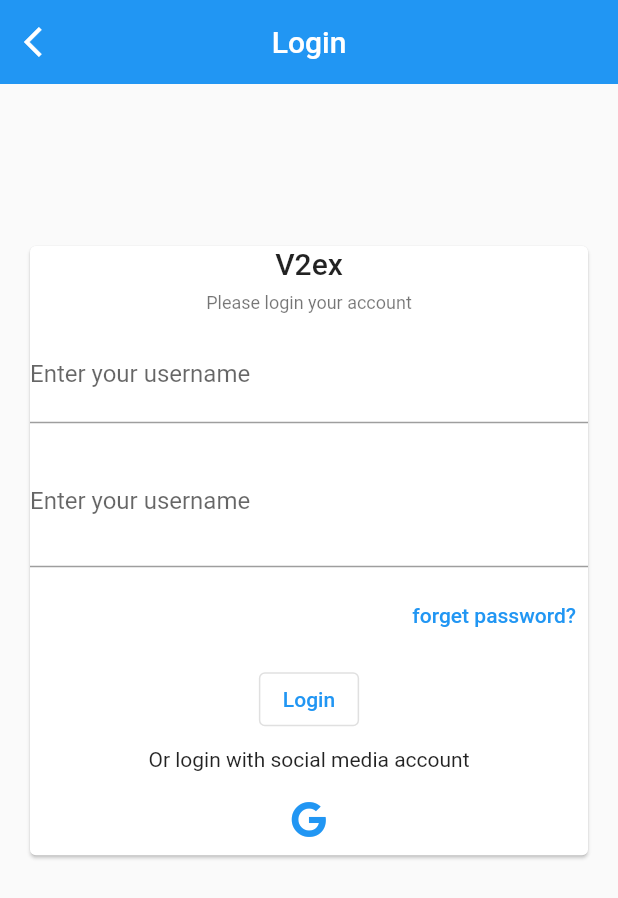
After one commit to rwecho/mosh, a Flutter app: the _LoginView screen opened directly, on a phone screen of 412 x 824 dp. The commit adds this screen. Shown: the top 898 px of the screen. Run offline on Flutter 3.47's test engine with Material 2 defaults, Android fonts, the phone set to English and light mode, and no system bars; our stand-ins replace bloc, cached_network_image, equatable, faker, flex_color_scheme, flutter_bloc and 8 more; missing offline and left inert: flutter_services_binding; accounts and stored records are empty; generated files the repository leaves out were written again.

Commit message:
add login page

```diff
--- a/lib/app/app.dart
+++ b/lib/app/app.dart
@@ -1,7 +1,7 @@
 import 'package:flex_color_scheme/flex_color_scheme.dart';
 import 'package:flutter/material.dart';
 import 'package:flutter_bloc/flutter_bloc.dart';
-import 'package:mosh/features/features.dart';
+import 'package:mosh/features/v2ex_feature/login/login.dart';
 import 'package:mosh/l10n/l10n.dart';
 import 'package:todos_repository/todos_repository.dart';
 import 'package:v2ex_api_abstractions/v2ex_api_abstractions.dart';
@@ -58,7 +58,7 @@ class AppView extends StatelessWidget {
       themeMode: ThemeMode.system,
       localizationsDelegates: AppLocalizations.localizationsDelegates,
       supportedLocales: AppLocalizations.supportedLocales,
-      home: const HomePage(),
+      home: const LoginPage(),
     );
   }
 }
--- /dev/null
+++ b/lib/features/v2ex_feature/login/login.dart
@@ -0,0 +1 @@
+export 'view/login_page.dart';
--- /dev/null
+++ b/lib/features/v2ex_feature/login/view/login_page.dart
@@ -0,0 +1,62 @@
+import 'package:flutter/material.dart';
+import 'package:flutter_bloc/flutter_bloc.dart';
+import 'package:mosh/features/v2ex_feature/login/widgets/login_form.dart';
+
+import '../cubit/login_cubit.dart';
+
+class LoginPage extends StatelessWidget {
+  const LoginPage({Key? key}) : super(key: key);
+
+  static Route<void> route() {
+    return MaterialPageRoute(
+        fullscreenDialog: false,
+        builder: (context) => BlocProvider(
+            create: (context) => LoginCubit(), child: const LoginPage()));
+  }
+
+  @override
+  Widget build(BuildContext context) {
+    return _LoginView();
+  }
+}
+
+class _LoginView extends StatelessWidget {
+  @override
+  Widget build(BuildContext context) {
+    return Scaffold(
+      appBar: AppBar(
+        elevation: 0.0,
+        centerTitle: true,
+        title: const Text("Login"),
+        leading: IconButton(
+          onPressed: () {
+            Navigator.pop(context);
+          },
+          icon: const Icon(
+            Icons.arrow_back_ios,
+          ),
+        ),
+      ),
+      body: Center(
+        child: Container(
+          constraints: BoxConstraints.loose(Size.fromHeight(60.0)),
+          child: Stack(
+            fit: StackFit.loose,
+            clipBehavior: Clip.none,
+            alignment: Alignment.topCenter,
+            children: const [
+              Positioned(
+                left: 16,
+                right: 16,
+                top: -250,
+                child: Card(
+                  child: LoginForm(),
+                ),
+              ),
+            ],
+          ),
+        ),
+      ),
+    );
+  }
+}
--- /dev/null
+++ b/lib/features/v2ex_feature/login/widgets/login_form.dart
@@ -0,0 +1,87 @@
+import 'package:flutter/material.dart';
+import 'package:font_awesome_flutter/font_awesome_flutter.dart';
+
+class LoginForm extends StatelessWidget {
+  const LoginForm({Key? key}) : super(key: key);
+
+  @override
+  Widget build(BuildContext context) {
+    final theme = Theme.of(context);
+    return Column(
+      children: [
+        Text(
+          "V2ex",
+          style: theme.textTheme.titleLarge,
+        ),
+        const SizedBox(
+          height: 8.0,
+        ),
+        Text(
+          "Please login your account",
+          style: theme.textTheme.caption,
+        ),
+        const SizedBox(
+          height: 8.0,
+        ),
+        TextFormField(
+          decoration: const InputDecoration(
+            suffix: const Icon(FontAwesomeIcons.envelope),
+            border: UnderlineInputBorder(),
+            labelText: 'Enter your username',
+          ),
+        ),
+        const SizedBox(
+          height: 8.0,
+        ),
+        TextFormField(
+          obscureText: true,
+          decoration: InputDecoration(
+            border: const UnderlineInputBorder(),
+            suffix: IconButton(
+              onPressed: () {},
+              icon: const Icon(
+                FontAwesomeIcons.eyeSlash,
+              ),
+            ),
+            labelText: 'Enter your username',
+          ),
+        ),
+        const SizedBox(
+          height: 8.0,
+        ),
+        Row(
+          mainAxisAlignment: MainAxisAlignment.end,
+          children: [
+            TextButton(
+              onPressed: () {},
+              child: Text("forget password?"),
+            )
+          ],
+        ),
+        const SizedBox(
+          height: 8.0,
+        ),
+        OutlinedButton(
+          onPressed: () {},
+          child: Text("Login"),
+        ),
+        const SizedBox(
+          height: 8.0,
+        ),
+        Text("Or login with social media account"),
+        const SizedBox(
+          height: 8.0,
+        ),
+        Row(
+          mainAxisAlignment: MainAxisAlignment.center,
+          children: [
+            IconButton(
+              onPressed: () {},
+              icon: const Icon(FontAwesomeIcons.google, color: Colors.blue),
+            ),
+          ],
+        )
+      ],
+    );
+  }
+}
--- a/pubspec.yaml
+++ b/pubspec.yaml
@@ -56,6 +56,8 @@ dependencies:
   modal_bottom_sheet: ^2.0.0
   flex_color_scheme: ^4.2.0
   google_fonts: ^2.3.1
+  settings_ui: ^2.0.2
+  font_awesome_flutter: ^9.2.0
 
 dev_dependencies:
   flutter_test:
```
Also changed, not shown: lib/features/v2ex_feature/login/cubit/login_cubit.dart (added, +11 -0 lines), lib/features/v2ex_feature/node/view/node_page.dart (+38 -15 lines), lib/features/v2ex_feature/node/widgets/node_info.dart (added, +10 -0 lines), lib/features/v2ex_feature/node/widgets/topic_tile.dart (added, +36 -0 lines), lib/features/v2ex_feature/notifications/view/notifications_page.dart (+37 -13 lines), lib/features/v2ex_feature/notifications/widgets/notification_tile.dart (added, +35 -0 lines), lib/features/v2ex_feature/settings/view/settings_page.dart (+24 -1 lines), lib/features/v2ex_feature/user/view/user_page.dart (+5 -3 lines), lib/widgets/blur_image_container.dart (added, +33 -0 lines), pubspec.lock.
